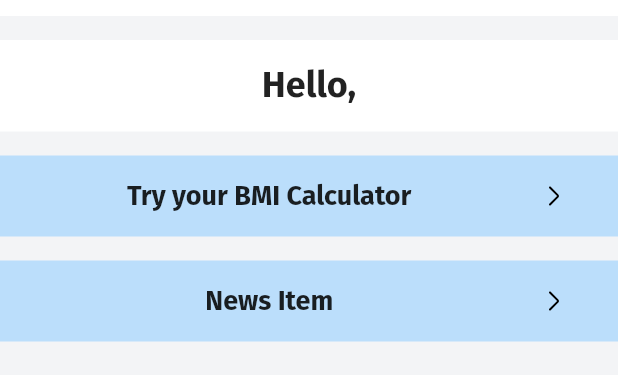
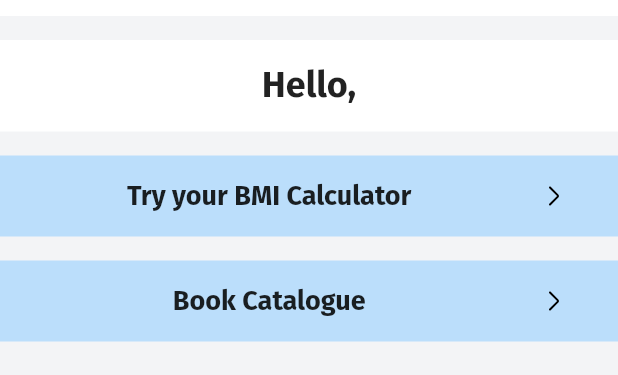
Before and after one commit to bagasdany/BootcampEdSpert, a Flutter app: the screen it shows after launch, on a phone screen of 412 x 824 dp, the part 68-443 px from its top. Run offline on Flutter 3.47's test engine with Material 2 defaults, Android fonts, the light colour scheme and no system bars; our stand-ins replace dio, flutter_svg, share, shimmer, webview_flutter.

Commit message:
Modify : [bagas] Modify title homepage

```diff
--- a/lib/ui/view/home/home_view.dart
+++ b/lib/ui/view/home/home_view.dart
@@ -123,7 +123,7 @@ class _HomeScreenState extends State<HomeScreen> {
                             // ignore: prefer_const_literals_to_create_immutables
                             children: [
                               const Text(
-                                "News Item",
+                                "Book Catalogue",
                                 style: TextStyle(
                                     fontFamily: Constants.primaryFontBold,
                                     fontSize: Constants.fontSizeLg),
```
